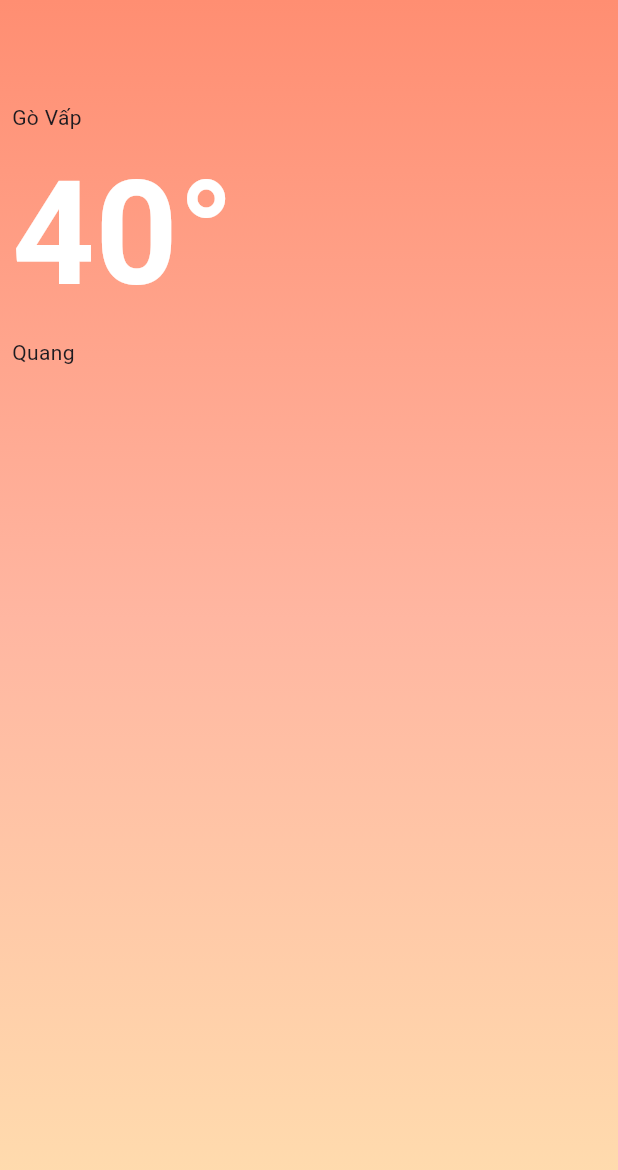
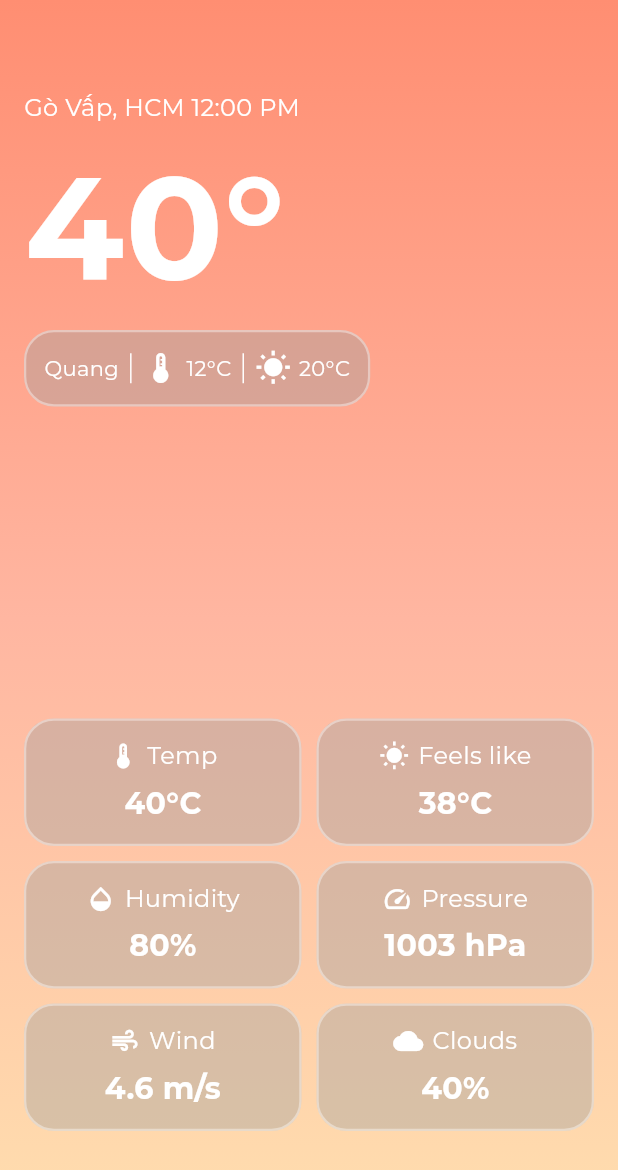
Before and after one commit to nguyentanphatt/weather_app, a Flutter app: the screen it shows after launch, on a phone screen of 412 x 824 dp. Shown: the top 1170 px of the screen. Run offline on Flutter 3.47's test engine with Material 3 defaults, Android fonts, the phone set to English and light mode, and no system bars; our stand-ins replace google_fonts.

Commit message:
feat: content widget

```diff
--- a/lib/views/pages/sunny_page.dart
+++ b/lib/views/pages/sunny_page.dart
@@ -1,6 +1,8 @@
+import 'dart:ui';
+
 import 'package:flutter/material.dart';
-import 'package:weather_app/views/animations/star_animation.dart';
 import 'package:weather_app/views/backgrounds/background.dart';
+import 'package:weather_app/views/widgets/content_widget.dart';
 
 class SunnyPage extends StatelessWidget {
   const SunnyPage({super.key});
@@ -15,40 +17,8 @@ class SunnyPage extends StatelessWidget {
             secondColor: Color(0xFFFFB6A1),
             thirdColor: Color(0xFFFFDFAF),
           ),
-          SizedBox(
-            width: double.infinity,
-            child: Padding(
-              padding: const EdgeInsets.all(8.0),
-              child: Column(
-                crossAxisAlignment: CrossAxisAlignment.start,
-                children: [
-                  SizedBox(height: 60),
-                  Text("Gò Vấp", style: TextStyle(),),
-                  Row(
-                    children: [
-                      Text(
-                        "40",
-                        style: TextStyle(
-                          fontSize: 96,
-                          fontWeight: FontWeight.bold,
-                          color: Colors.white,
-                        ),
-                      ),
-                      Text(
-                        "°",
-                        style: TextStyle(
-                          fontSize: 96,
-                          fontWeight: FontWeight.bold,
-                          color: Colors.white,
-                        ),
-                      ),
-                    ],
-                  ),
-                  Text("Quang"),
-                ],
-              ),
-            ),
-          ),
+          //animation
+          ContentWidget()
         ],
       ),
     );
--- /dev/null
+++ b/lib/views/widgets/bottom_content_widget.dart
@@ -0,0 +1,71 @@
+import 'package:flutter/material.dart';
+import 'package:google_fonts/google_fonts.dart';
+import 'package:weather_app/views/widgets/glass_card_widget.dart';
+
+final List<Map<String, dynamic>> weatherCards = [
+  {"title": "Temp", "value": "40°C", "icon": Icons.thermostat},
+  {"title": "Feels like", "value": "38°C", "icon": Icons.wb_sunny},
+  {"title": "Humidity", "value": "80%", "icon": Icons.opacity},
+  {"title": "Pressure", "value": "1003 hPa", "icon": Icons.speed},
+  {"title": "Wind", "value": "4.6 m/s", "icon": Icons.air},
+  {"title": "Clouds", "value": "40%", "icon": Icons.cloud},
+];
+
+class BottomContentWidget extends StatelessWidget {
+  const BottomContentWidget({super.key});
+
+  @override
+  Widget build(BuildContext context) {
+    return Column(
+      children: List.generate(3, (rowIndex) {
+        return Padding(
+          padding: const EdgeInsets.only(bottom: 10),
+          child: Row(
+            children:
+                List.generate(2, (colIndex) {
+                    int index =
+                        rowIndex * 2 + colIndex;
+                    final card = weatherCards[index];
+                    return Expanded(
+                      child: GlassCardWidget(
+                        child: Column(
+                          children: [
+                            Row(
+                              mainAxisAlignment: MainAxisAlignment.center,
+                              children: [
+                                Icon(
+                                  card["icon"],
+                                  color: Colors.white,
+                                  size: 20,
+                                ),
+                                SizedBox(width: 6),
+                                Text(
+                                  card["title"],
+                                  style: GoogleFonts.montserrat(
+                                    color: Colors.white,
+                                    fontSize: 16,
+                                  ),
+                                ),
+                              ],
+                            ),
+                            SizedBox(height: 6),
+                            Text(
+                              card["value"],
+                              style: GoogleFonts.montserrat(
+                                color: Colors.white,
+                                fontSize: 20,
+                                fontWeight: FontWeight.bold,
+                              ),
+                            ),
+                          ],
+                        ),
+                      ),
+                    );
+                  }).expand((widget) => [widget, SizedBox(width: 10)]).toList()
+                  ..removeLast(),
+          ),
+        );
+      }),
+    );
+  }
+}
--- /dev/null
+++ b/lib/views/widgets/content_widget.dart
@@ -0,0 +1,25 @@
+import 'package:flutter/material.dart';
+import 'package:weather_app/views/widgets/bottom_content_widget.dart';
+import 'package:weather_app/views/widgets/top_content_widget.dart';
+
+class ContentWidget extends StatelessWidget {
+  const ContentWidget({super.key});
+
+  @override
+  Widget build(BuildContext context) {
+    return SizedBox(
+      width: double.infinity,
+      child: Padding(
+        padding: const EdgeInsets.symmetric(horizontal: 16.0, vertical: 60.0),
+        child: Column(
+          mainAxisAlignment: MainAxisAlignment.spaceBetween,
+          children: [
+            TopContentWidget(),
+            BottomContentWidget()
+          ],
+        ),
+
+      ),
+    );
+  }
+}
--- /dev/null
+++ b/lib/views/widgets/glass_card_widget.dart
@@ -0,0 +1,23 @@
+import 'package:flutter/material.dart';
+
+class GlassCardWidget extends StatelessWidget {
+  const GlassCardWidget({super.key, required this.child});
+
+  final Widget child;
+
+  @override
+  Widget build(BuildContext context) {
+    return Container(
+      padding: const EdgeInsets.all(12),
+      decoration: BoxDecoration(
+        color: Colors.grey.withValues(alpha: 0.4),
+        borderRadius: BorderRadius.circular(20),
+        border: Border.all(
+          color: Colors.white.withValues(alpha: 0.4),
+          width: 1.5,
+        ),
+      ),
+      child: child,
+    );
+  }
+}
--- /dev/null
+++ b/lib/views/widgets/top_content_widget.dart
@@ -0,0 +1,85 @@
+import 'package:flutter/material.dart';
+import 'package:google_fonts/google_fonts.dart';
+import 'package:weather_app/views/widgets/glass_card_widget.dart';
+
+class TopContentWidget extends StatelessWidget {
+  const TopContentWidget({super.key});
+
+  @override
+  Widget build(BuildContext context) {
+    return Column(
+      crossAxisAlignment: CrossAxisAlignment.start,
+      children: [
+        Row(
+          children: [
+            Text(
+              "Gò Vấp, HCM ",
+              style: GoogleFonts.montserrat(fontSize: 16, color: Colors.white),
+            ),
+            Text(
+              "12:00 PM",
+              style: GoogleFonts.montserrat(fontSize: 16, color: Colors.white),
+            ),
+          ],
+        ),
+        Row(
+          children: [
+            Text(
+              "40",
+              style: GoogleFonts.montserrat(
+                fontSize: 96,
+                color: Colors.white,
+                fontWeight: FontWeight.bold,
+                letterSpacing: 1,
+              ),
+            ),
+            Text(
+              "°",
+              style: GoogleFonts.montserrat(
+                fontSize: 96,
+                color: Colors.white,
+                fontWeight: FontWeight.bold,
+              ),
+            ),
+          ],
+        ),
+        GlassCardWidget(
+          child: Row(
+            mainAxisSize: MainAxisSize.min,
+            children: [
+              Text("Quang", style: GoogleFonts.montserrat(color: Colors.white)),
+              SizedBox(
+                height: 20,
+                child: VerticalDivider(thickness: 1, color: Colors.white),
+              ),
+              Row(
+                children: [
+                  Icon(Icons.thermostat, color: Colors.white),
+                  SizedBox(width: 5),
+                  Text(
+                    "12°C",
+                    style: GoogleFonts.montserrat(color: Colors.white),
+                  ),
+                ],
+              ),
+              SizedBox(
+                height: 20,
+                child: VerticalDivider(thickness: 1, color: Colors.white),
+              ),
+              Row(
+                children: [
+                  Icon(Icons.wb_sunny, color: Colors.white),
+                  SizedBox(width: 5),
+                  Text(
+                    "20°C",
+                    style: GoogleFonts.montserrat(color: Colors.white),
+                  ),
+                ],
+              ),
+            ],
+          ),
+        ),
+      ],
+    );
+  }
+}
```
